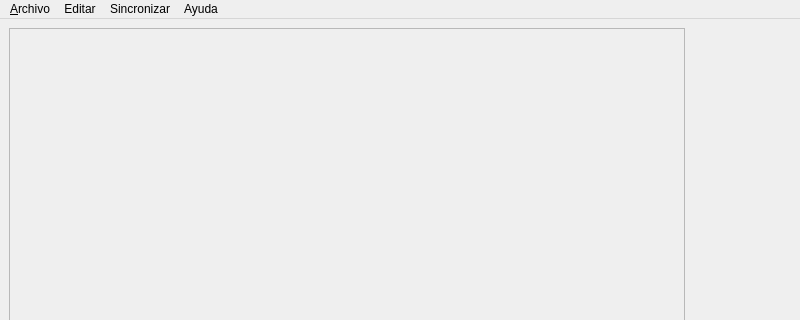
Before: the Qt Designer form AbogadosDesktop/src/gui/uis/mainApp.ui in ehmsoft/Desktop, drawn with Qt 5; both pictures show x 0 to 800 and y 0 to 320 of the 800 by 600 pixel window.
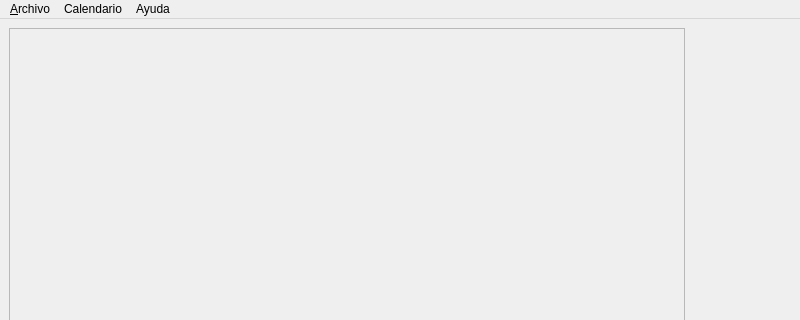
After: the same form once the commit is applied.

Commit message: Se terminan los menús, se agrega el menú calendario y la opción mostrar calendario

What changed in the file:
```diff
--- a/AbogadosDesktop/src/gui/uis/mainApp.ui
+++ b/AbogadosDesktop/src/gui/uis/mainApp.ui
@@ -103,16 +103,6 @@
     <addaction name="menuExportar"/>
     <addaction name="actionImportar"/>
    </widget>
-   <widget class="QMenu" name="menuEditar">
-    <property name="title">
-     <string>Editar</string>
-    </property>
-   </widget>
-   <widget class="QMenu" name="menuSincronizar">
-    <property name="title">
-     <string>Sincronizar</string>
-    </property>
-   </widget>
    <widget class="QMenu" name="menuAyuda">
     <property name="title">
      <string>Ayuda</string>
@@ -120,9 +110,14 @@
     <addaction name="actionAcerca_de_Procesos_Judiciales"/>
     <addaction name="actionAcerca_de_Qt"/>
    </widget>
+   <widget class="QMenu" name="menuCalendario">
+    <property name="title">
+     <string>Calendario</string>
+    </property>
+    <addaction name="actionMostrarCalendario"/>
+   </widget>
    <addaction name="menu_Archivo"/>
-   <addaction name="menuEditar"/>
-   <addaction name="menuSincronizar"/>
+   <addaction name="menuCalendario"/>
    <addaction name="menuAyuda"/>
   </widget>
   <widget class="QStatusBar" name="statusbar"/>
```
Left out of the diff: 5 changed lines with no effect on the pictures. The commit also changes 2 other files.
